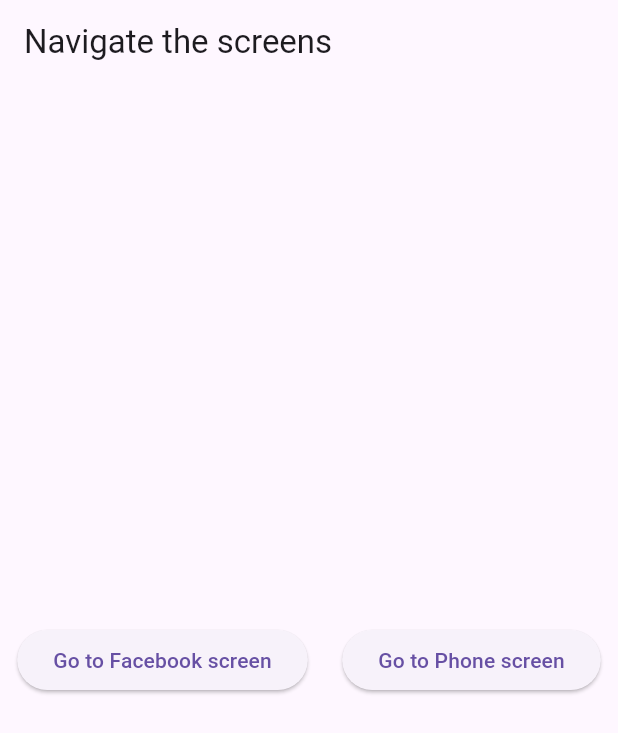
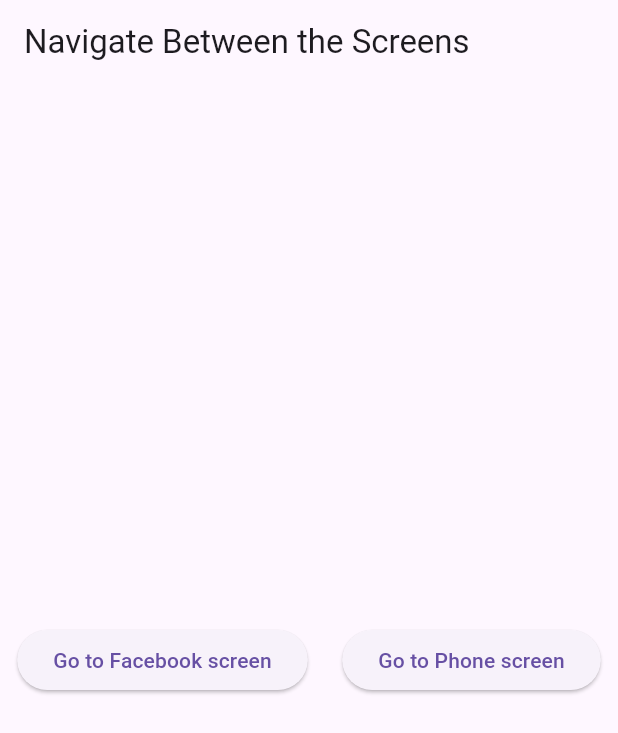
Before and after one commit to 90duse/asign_one_mo_ahmed, a Flutter app: the screen it shows after launch, on a phone screen of 412 x 824 dp. Shown: the top 733 px of the screen. Run offline on Flutter 3.47's test engine with Material 3 defaults, Android fonts, the phone set to English and light mode, and no system bars; our stand-ins replace faker, like_button, shimmer.

Commit message:
added some change

```diff
--- a/lib/main.dart
+++ b/lib/main.dart
@@ -4,23 +4,21 @@
 //import 'package:wowo/postpage.dart';
 
 void main() {
-  //is where the project starts executing
-  runApp(MyApp());
+  runApp(const MyApp());
 }
 
 class MyApp extends StatelessWidget {
   const MyApp({super.key});
 
-  // This widget is the root of your application.
   @override
   Widget build(BuildContext context) {
     return MaterialApp(
-      title: 'Flutter Demo',
+      title: 'Flutter',
       theme: ThemeData(
         primarySwatch: Colors.blue,
       ),
       home: const MyHomePage(
-        title: 'Navigate the screens ',
+        title: 'Navigate Between the Screens ',
       ),
     );
   }
--- a/lib/myfunctions.dart
+++ b/lib/myfunctions.dart
@@ -18,7 +18,7 @@
           ),
         ),
         Icon(Icons.search),
-        Padding(padding: EdgeInsets.only(right: 1))
+        Padding(padding: EdgeInsets.only(right: 0.5))
       ],
     ),
     backgroundColor: const Color.fromARGB(255, 255, 255, 255),
--- a/lib/postpage.dart
+++ b/lib/postpage.dart
@@ -51,8 +51,3 @@
     );
   }
 }
-
-//  Shimmer.fromColors(
-//           baseColor: const Color.fromARGB(255, 253, 245, 245),
-//           highlightColor: const Color.fromARGB(255, 91, 224, 95),
-//           direction: ShimmerDirection.ltr,
```
